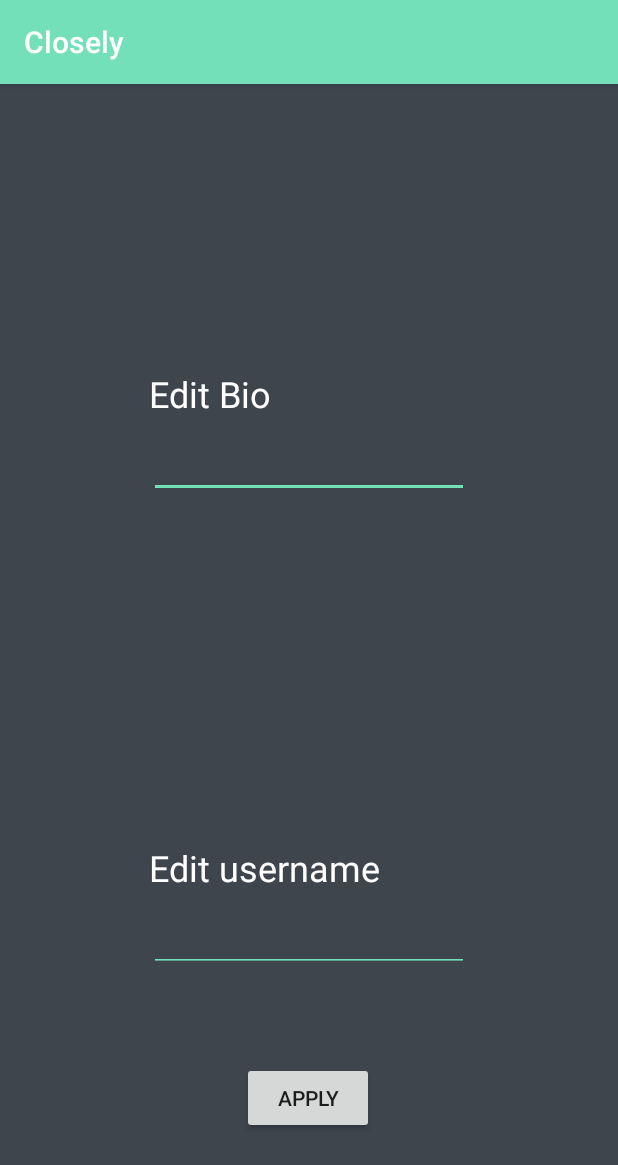
After one commit to RonanQuill/Closely, an Android app: the fragment EditProfileFragment shown on its own in the app's theme, on a phone screen of 412 x 824 dp. The commit adds this screen. Shown: the top 1165 px of the screen. Run offline under Robolectric (Android 15) with nearby library versions, the phone set to English and light mode, and no system bars; our stand-ins replace Firebase (no records; nobody signed in at launch, a user with empty details on screens opened directly); 4 statements that could not run were skipped.

Commit message:
Basic editing of username and biography

```diff
--- /dev/null
+++ b/app/src/main/java/cs4084/closely/EditProfileFragment.java
@@ -0,0 +1,105 @@
+package cs4084.closely;
+
+import android.os.Bundle;
+import android.view.LayoutInflater;
+import android.view.View;
+import android.view.ViewGroup;
+import android.widget.Button;
+import android.widget.EditText;
+import android.widget.Toast;
+
+import androidx.annotation.NonNull;
+import androidx.fragment.app.Fragment;
+
+import com.google.android.gms.tasks.OnCompleteListener;
+import com.google.android.gms.tasks.OnSuccessListener;
+import com.google.android.gms.tasks.Task;
+import com.google.firebase.auth.FirebaseAuth;
+import com.google.firebase.firestore.DocumentReference;
+import com.google.firebase.firestore.DocumentSnapshot;
+import com.google.firebase.firestore.FirebaseFirestore;
+import com.google.firebase.firestore.QuerySnapshot;
+
+import cs4084.closely.user.User;
+
+
+public class EditProfileFragment extends Fragment implements View.OnClickListener {
+    private User user;
+
+    private EditText editBioView;
+    private EditText editUsernameView;
+    private Button applyButton;
+
+
+    @Override
+    public void onCreate(Bundle savedInstanceState) {
+        super.onCreate(savedInstanceState);
+    }
+
+    @Override
+    public View onCreateView(LayoutInflater inflater, ViewGroup container,
+                             Bundle savedInstanceState) {
+        // Inflate the layout for this fragment
+        View v = inflater.inflate(R.layout.fragment_edit_profile, container, false);
+        editBioView = v.findViewById(R.id.edit_profile_bio);
+        editUsernameView = v.findViewById(R.id.edit_profile_username);
+        applyButton = v.findViewById(R.id.edit_profile_apply_btn);
+        applyButton.setOnClickListener(this);
+
+        loadUser();
+        return v;
+    }
+
+    private void loadUser() {
+        FirebaseFirestore db = FirebaseFirestore.getInstance();
+        String userID = FirebaseAuth.getInstance().getCurrentUser().getUid();
+        db.collection("users").whereEqualTo("userID", userID).get().addOnCompleteListener(new OnCompleteListener<QuerySnapshot>() {
+            @Override
+            public void onComplete(@NonNull Task<QuerySnapshot> task) {
+                if (task.isSuccessful()) {
+                    DocumentSnapshot document = task.getResult().getDocuments().get(0);
+                    if (document.exists()) {
+                        user = document.toObject(User.class);
+                        user.setDocumentID(document.getId());
+                    }
+                    editBioView.setText(user.getBio());
+                    editUsernameView.setText(user.getUsername());
+                }
+            }
+        });
+    }
+
+    @Override
+    public void onClick(View v) {
+        if (v.getId() == R.id.edit_profile_apply_btn) {
+            FirebaseFirestore db = FirebaseFirestore.getInstance();
+            if (!editBioView.getText().toString().equals(user.getBio())) {
+                updateBio(db);
+            }
+
+            if (!editUsernameView.getText().toString().equals(user.getUsername())) {
+                updateUsername(db);
+            }
+        }
+    }
+
+    private void updateBio(FirebaseFirestore db) {
+        DocumentReference userReference = db.collection("users").document(user.getDocumentID());
+        userReference.update("bio", editBioView.getText().toString()).addOnSuccessListener(new OnSuccessListener<Void>() {
+            @Override
+            public void onSuccess(Void aVoid) {
+                Toast.makeText(getActivity(), "Bio updated", Toast.LENGTH_SHORT).show();
+            }
+        });
+    }
+
+    private void updateUsername(FirebaseFirestore db) {
+        DocumentReference userReference = db.collection("users").document(user.getDocumentID());
+        userReference.update("username", editUsernameView.getText().toString()).addOnSuccessListener(new OnSuccessListener<Void>() {
+            @Override
+            public void onSuccess(Void aVoid) {
+                Toast.makeText(getActivity(), "Username updated", Toast.LENGTH_SHORT).show();
+            }
+        });
+    }
+}
--- /dev/null
+++ b/app/src/main/res/layout/fragment_edit_profile.xml
@@ -0,0 +1,72 @@
+<?xml version="1.0" encoding="utf-8"?>
+<androidx.constraintlayout.widget.ConstraintLayout xmlns:android="http://schemas.android.com/apk/res/android"
+    xmlns:app="http://schemas.android.com/apk/res-auto"
+    xmlns:tools="http://schemas.android.com/tools"
+    android:layout_width="match_parent"
+    android:layout_height="match_parent"
+    tools:context=".EditProfileFragment">
+
+    <!-- TODO: Update blank fragment layout -->
+
+    <EditText
+        android:id="@+id/edit_profile_bio"
+        android:layout_width="wrap_content"
+        android:layout_height="wrap_content"
+        android:backgroundTint="@color/colorAccent"
+        android:ems="10"
+        android:gravity="start|top"
+        android:inputType="textMultiLine"
+        android:textColor="#F8F8F8"
+        app:layout_constraintBottom_toTopOf="@+id/edit_profile_username_text"
+        app:layout_constraintEnd_toEndOf="parent"
+        app:layout_constraintStart_toStartOf="parent"
+        app:layout_constraintTop_toTopOf="parent" />
+
+    <TextView
+        android:id="@+id/edit_profile_bio_text"
+        android:layout_width="wrap_content"
+        android:layout_height="wrap_content"
+        android:layout_marginBottom="8dp"
+        android:text="Edit Bio"
+        android:textColor="#FFFFFF"
+        android:textSize="24sp"
+        app:layout_constraintBottom_toTopOf="@+id/edit_profile_bio"
+        app:layout_constraintStart_toStartOf="@+id/edit_profile_bio" />
+
+    <Button
+        android:id="@+id/edit_profile_apply_btn"
+        android:layout_width="wrap_content"
+        android:layout_height="wrap_content"
+        android:layout_marginBottom="68dp"
+        android:text="Apply"
+        app:layout_constraintBottom_toBottomOf="parent"
+        app:layout_constraintEnd_toEndOf="parent"
+        app:layout_constraintHorizontal_bias="0.498"
+        app:layout_constraintStart_toStartOf="parent" />
+
+    <EditText
+        android:id="@+id/edit_profile_username"
+        android:layout_width="wrap_content"
+        android:layout_height="wrap_content"
+        android:layout_marginBottom="60dp"
+        android:backgroundTint="@color/colorAccent"
+        android:ems="10"
+        android:inputType="textPersonName"
+        android:textColor="#FFFFFF"
+        android:textColorHint="@color/colorAccent"
+        app:layout_constraintBottom_toTopOf="@+id/edit_profile_apply_btn"
+        app:layout_constraintEnd_toEndOf="parent"
+        app:layout_constraintStart_toStartOf="parent" />
+
+    <TextView
+        android:id="@+id/edit_profile_username_text"
+        android:layout_width="wrap_content"
+        android:layout_height="wrap_content"
+        android:layout_marginBottom="8dp"
+        android:text="Edit username"
+        android:textColor="#FFFFFF"
+        android:textSize="24sp"
+        app:layout_constraintBottom_toTopOf="@+id/edit_profile_username"
+        app:layout_constraintStart_toStartOf="@+id/edit_profile_username" />
+
+</androidx.constraintlayout.widget.ConstraintLayout>
```
Also changed, not shown: app/src/main/java/cs4084/closely/profile/ProfileFragment.java (+10 -0 lines), app/src/main/java/cs4084/closely/user/User.java (+9 -13 lines), app/src/main/res/layout/fragment_profile.xml (+12 -2 lines), app/src/main/res/navigation/inner_graph.xml (+8 -0 lines).
